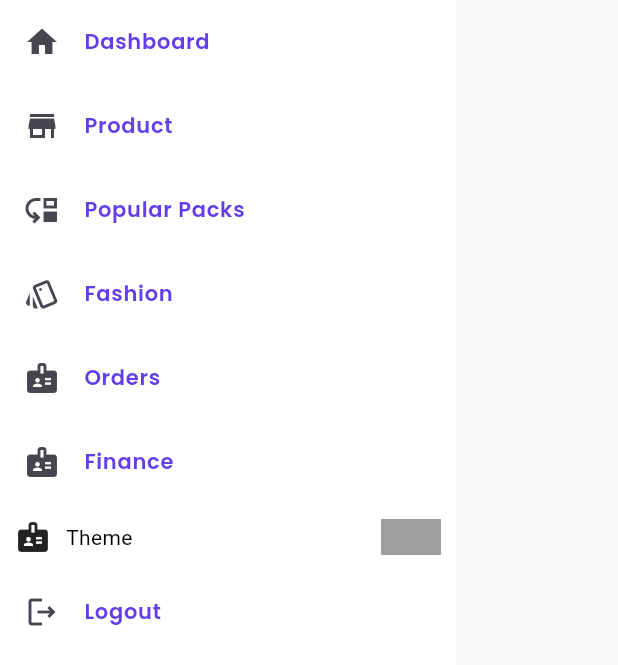
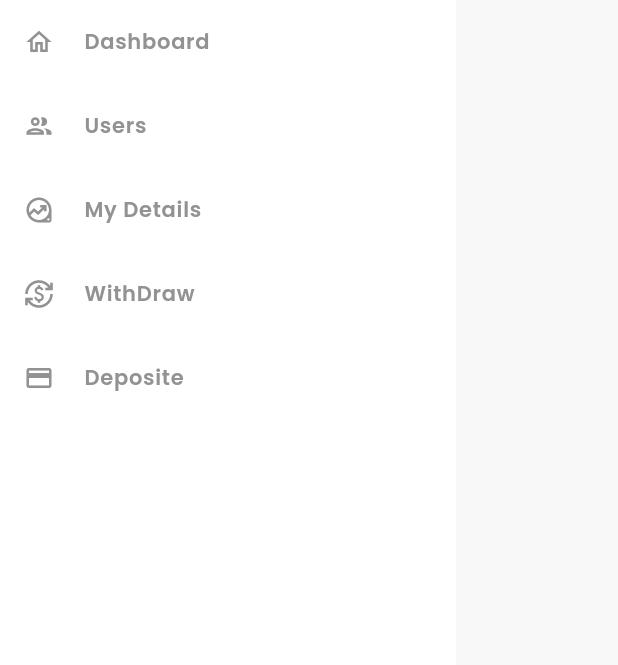
Before and after one commit to Hasnainhai/walletApp-Adim, a Flutter app: the SideMenu widget shown alone on an empty page, opened directly, on a phone screen of 412 x 824 dp. Shown: the top 665 px of the screen. Run offline on Flutter 3.47's test engine with Material 3 defaults, Android fonts, the phone set to English and light mode, and no system bars; our stand-ins replace another_flushbar, fluttertoast, google_fonts; network calls fail.

Commit message:
changes to fix sie menu

```diff
--- a/lib/view/slide_menu.dart
+++ b/lib/view/slide_menu.dart
@@ -2,7 +2,6 @@ import 'package:flutter/material.dart';
 import 'package:wallet_admin/res/components/colors.dart';
 import 'package:wallet_admin/view/mainScreen.dart';
 
-import '../res/components/textWidget.dart';
 import 'package:google_fonts/google_fonts.dart';
 
 class SideMenu extends StatefulWidget {
@@ -34,10 +33,10 @@ class _SideMenuState extends State<SideMenu> {
                 ),
               );
             },
-            icon: Icons.home,
+            icon: Icons.home_outlined,
           ),
           DrawerListTile(
-            title: "Product",
+            title: "Users",
             press: () {
               // Navigator.of(context).pushReplacement(
               //   MaterialPageRoute(
@@ -45,10 +44,10 @@ class _SideMenuState extends State<SideMenu> {
               //   ),
               // );
             },
-            icon: Icons.store,
+            icon: Icons.group_outlined,
           ),
           DrawerListTile(
-            title: "Popular Packs",
+            title: "My Details",
             press: () {
               // Navigator.of(context).pushReplacement(
               //   MaterialPageRoute(
@@ -56,10 +55,10 @@ class _SideMenuState extends State<SideMenu> {
               //   ),
               // );
             },
-            icon: Icons.move_down_outlined,
+            icon: Icons.data_exploration_outlined,
           ),
           DrawerListTile(
-            title: "Fashion",
+            title: "WithDraw",
             press: () {
               // Navigator.of(context).pushReplacement(
               //   MaterialPageRoute(
@@ -67,10 +66,10 @@ class _SideMenuState extends State<SideMenu> {
               //   ),
               // );
             },
-            icon: Icons.style_outlined,
+            icon: Icons.currency_exchange_outlined,
           ),
           DrawerListTile(
-            title: "Orders",
+            title: "Deposite",
             press: () {
               // Navigator.of(context).pushReplacement(
               //   MaterialPageRoute(
@@ -78,58 +77,7 @@ class _SideMenuState extends State<SideMenu> {
               //   ),
               // );
             },
-            icon: Icons.badge,
-          ),
-          DrawerListTile(
-            title: "Finance",
-            press: () {
-              // Navigator.of(context).pushReplacement(
-              //   MaterialPageRoute(
-              //     builder: (context) => const FinanceScreen(),
-              //   ),
-              // );
-            },
-            icon: Icons.badge,
-          ),
-          Container(
-            padding: const EdgeInsets.all(10.0),
-            decoration: BoxDecoration(
-              borderRadius:
-                  BorderRadius.circular(0.0), // Adjust the radius as needed
-            ),
-            child: Row(
-              children: [
-                const Icon(
-                  Icons.badge,
-                ),
-                const SizedBox(width: 10.0),
-                const Expanded(
-                  child: Text(
-                    'Theme',
-                    style: TextStyle(
-                      color: Colors.black,
-                    ),
-                  ),
-                ),
-                GestureDetector(
-                  onTap: () {},
-                  child: Container(
-                    width: 40.0,
-                    height: 24.0,
-                    decoration: BoxDecoration(
-                      borderRadius: BorderRadius.circular(
-                          0.0), // Adjust the radius as needed
-                      color: Colors.grey, // Use appropriate colors
-                    ),
-                  ),
-                ),
-              ],
-            ),
-          ),
-          DrawerListTile(
-            title: "Logout",
-            press: () {},
-            icon: Icons.logout_outlined,
+            icon: Icons.payment_outlined,
           ),
         ],
       ),
@@ -155,8 +103,19 @@ class DrawerListTile extends StatelessWidget {
     return ListTile(
       onTap: press,
       horizontalTitleGap: 0.0,
-      leading:
-          imageIcon != null ? ImageIcon(AssetImage(imageIcon!)) : Icon(icon),
+      leading: imageIcon != null
+          ? ImageIcon(
+              AssetImage(
+                imageIcon!,
+              ),
+              color: AppColor.textColor2,
+              size: 20,
+            )
+          : Icon(
+              icon,
+              color: AppColor.textColor2,
+              size: 20,
+            ),
       minLeadingWidth: 40,
       title: Text(
         title,
@@ -165,7 +124,7 @@ class DrawerListTile extends StatelessWidget {
           textStyle: const TextStyle(
             fontSize: 14,
             fontWeight: FontWeight.w600,
-            color: AppColor.primaryColor,
+            color: AppColor.textColor2,
           ),
         ),
       ),
```
